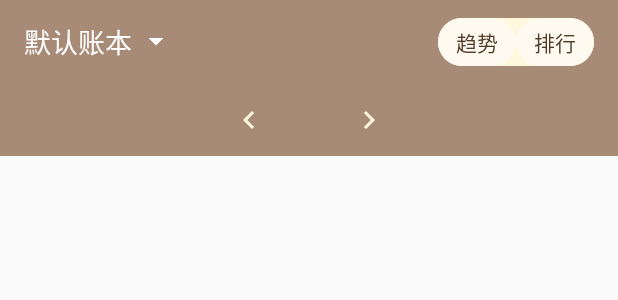
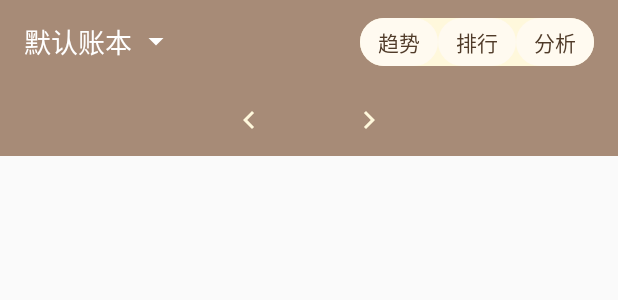
Before and after one commit to Light5-star/CapybaraLedger1, an Android app: the layout fragment_statistics.xml on its own in the app's theme, with its tools: preview values and no code run, on a phone screen of 412 x 824 dp. Shown: the top 300 px of the screen. Run offline under Robolectric (Android 15) with nearby library versions, the phone set to English and light mode, and no system bars.

Commit message:
30.1 分析预测（线性规划模型）

```diff
--- a/app/build.gradle.kts
+++ b/app/build.gradle.kts
@@ -93,4 +93,7 @@ dependencies {
     implementation(libs.glide)
     implementation(libs.philJay)
 
+    // MPAndroidChart 图表库
+    implementation("com.github.PhilJay:MPAndroidChart:v3.1.0")
+
 }
--- a/app/src/main/java/com/xuhh/capybaraledger/ui/fragment/statistics/StatisticsPagerAdapter.kt
+++ b/app/src/main/java/com/xuhh/capybaraledger/ui/fragment/statistics/StatisticsPagerAdapter.kt
@@ -11,12 +11,13 @@ class StatisticsPagerAdapter(
     lifecycle: Lifecycle
 ) : FragmentStateAdapter(fragmentManager, lifecycle) {
 
-    override fun getItemCount(): Int = 2
+    override fun getItemCount(): Int = 3
 
     override fun createFragment(position: Int): Fragment {
         return when (position) {
             0 -> StatisticsTrendFragment()
             1 -> StatisticsRankFragment()
+            2 -> StatisticsAnalysisFragment()
             else -> throw IllegalArgumentException("Invalid position $position")
         }
     }
--- a/app/src/main/res/layout/activity_bill_edit.xml
+++ b/app/src/main/res/layout/activity_bill_edit.xml
@@ -61,7 +61,8 @@
         android:layout_height="wrap_content"
         android:layout_margin="16dp"
         app:cardCornerRadius="12dp"
-        app:cardElevation="4dp">
+        app:cardElevation="4dp"
+        app:cardBackgroundColor="@color/card_background">
 
         <LinearLayout
             android:layout_width="match_parent"
--- a/app/src/main/res/layout/fragment_statistics.xml
+++ b/app/src/main/res/layout/fragment_statistics.xml
@@ -74,6 +74,17 @@
                 android:textSize="14sp"
                 android:textColor="@color/text_primary"
                 android:background="@drawable/bg_mode_switch_item"/>
+
+            <TextView
+                android:id="@+id/btn_analysis_mode"
+                android:layout_width="wrap_content"
+                android:layout_height="match_parent"
+                android:paddingHorizontal="12dp"
+                android:gravity="center"
+                android:text="@string/statistics_analysis_mode"
+                android:textSize="14sp"
+                android:textColor="@color/text_primary"
+                android:background="@drawable/bg_mode_switch_item"/>
         </LinearLayout>
     </LinearLayout>
 
--- a/app/src/main/res/values/colors.xml
+++ b/app/src/main/res/values/colors.xml
@@ -51,6 +51,11 @@
     <color name="chart_expense">#D32F2F</color>     <!-- 支出红色 -->
     <color name="chart_income">#388E3C</color>      <!-- 收入绿色 -->
     <color name="chart_balance">#A78B77</color>     <!-- 主色调 -->
+
+    <!-- 预测图表颜色 -->
+    <color name="chart_prediction">#5D4037</color>  <!-- 深棕色 -->
+    <color name="chart_prediction_fill">#805D4037</color> <!-- 深棕色带透明度 -->
+    <color name="chart_history">#8D6E63</color>     <!-- 中棕色 -->
 
     <!-- 涟漪效果颜色 -->
     <color name="ripple">#33000000</color>
--- a/app/src/main/res/values/strings.xml
+++ b/app/src/main/res/values/strings.xml
@@ -219,4 +219,7 @@
     <!-- 账本选择器 -->
     <string name="ledger_selector_title">账本选择</string>
     <string name="selected">已选择</string>
+
+    <!-- 新增分析模式字符串 -->
+    <string name="statistics_analysis_mode">分析</string>
 </resources>
```
Also changed, not shown: app/src/main/java/com/xuhh/capybaraledger/ui/fragment/statistics/StatisticsFragment.kt (+30 -3 lines), app/src/main/java/com/xuhh/capybaraledger/ui/fragment/statistics/StatisticsTrendFragment.kt (+16 -8 lines).
